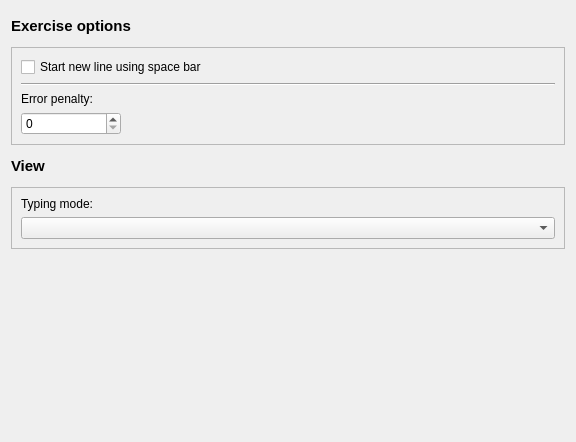
First picture: the form in ui/options/behavior.ui, repository Open-Typer/Open-Typer, before the edit.
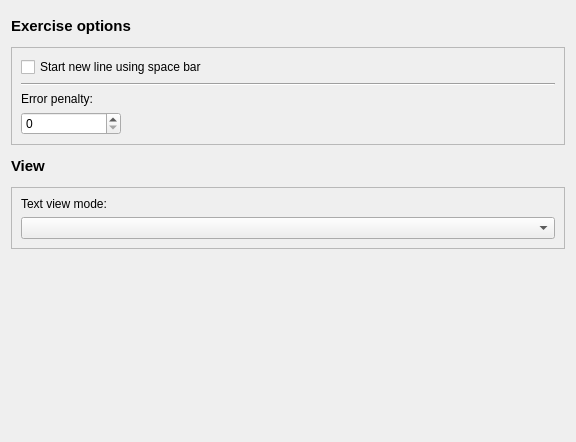
Second picture: the form after the edit.

Commit message: ui: options: behavior: Rename typing mode to text view mode

```diff
--- a/ui/options/behavior.ui
+++ b/ui/options/behavior.ui
@@ -41,7 +41,7 @@
          <enum>QFrame::Plain</enum>
         </property>
         <property name="text">
-         <string>Typing mode:</string>
+         <string>Text view mode:</string>
         </property>
        </widget>
       </item>
```
Left out of the diff: 4 changed lines with no effect on the pictures.
